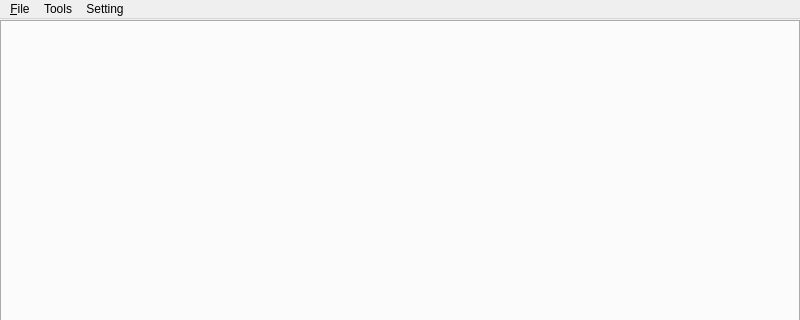
The window that Tools/DoraXml/oMainWindow.ui (IppClub/Dora-SSR) describes before a commit, drawn with Qt 5; both pictures show x 0 to 800 and y 0 to 320 of the 800 by 600 pixel window.
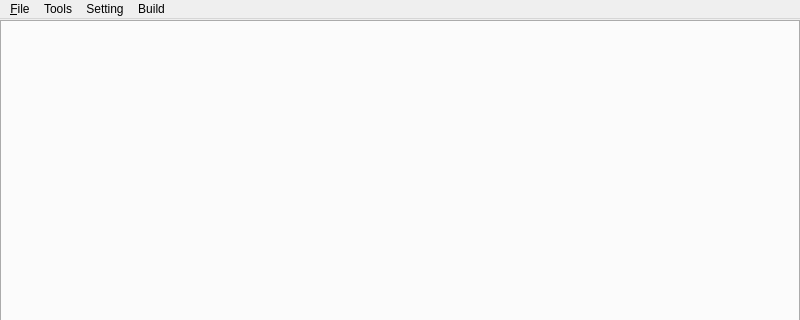
The same window after the commit.

The edit to the form file:
```diff
--- a/Tools/DoraXml/oMainWindow.ui
+++ b/Tools/DoraXml/oMainWindow.ui
@@ -91,9 +91,16 @@
     </property>
     <addaction name="actionColorPicker"/>
    </widget>
+   <widget class="QMenu" name="menuBuild">
+    <property name="title">
+     <string>Build</string>
+    </property>
+    <addaction name="actionRun"/>
+   </widget>
    <addaction name="menu"/>
    <addaction name="menuTools"/>
    <addaction name="menuSetting"/>
+   <addaction name="menuBuild"/>
   </widget>
   <action name="action_New">
    <property name="text">
```
Left out of the diff: 14 changed lines with no effect on the pictures.
